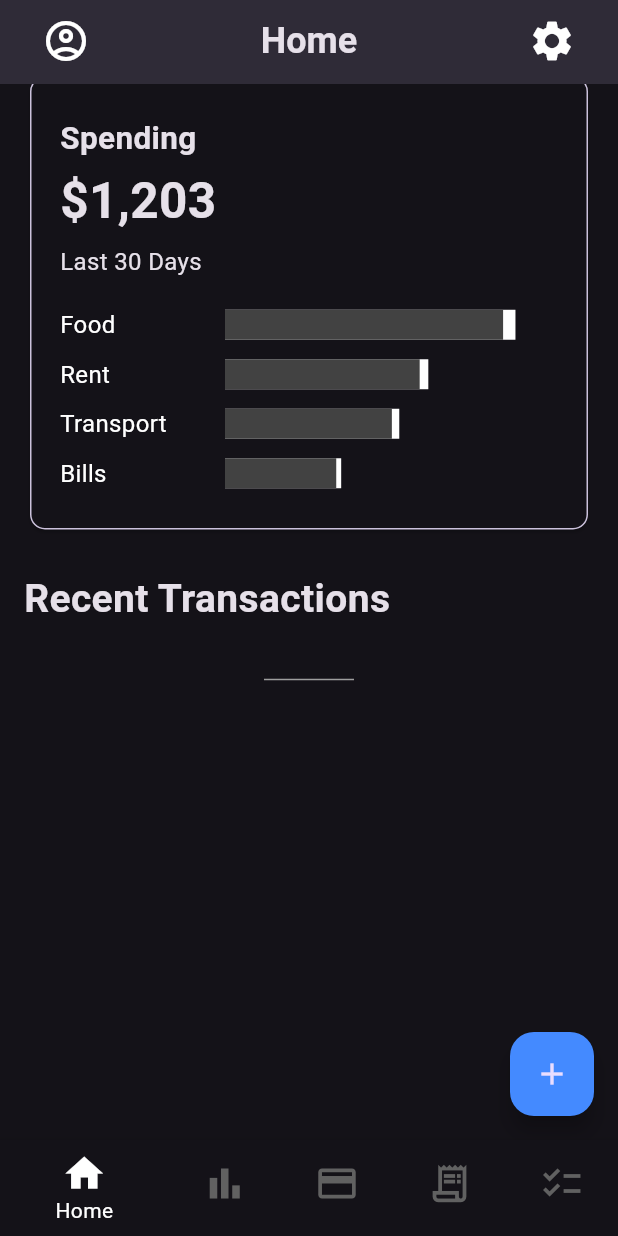
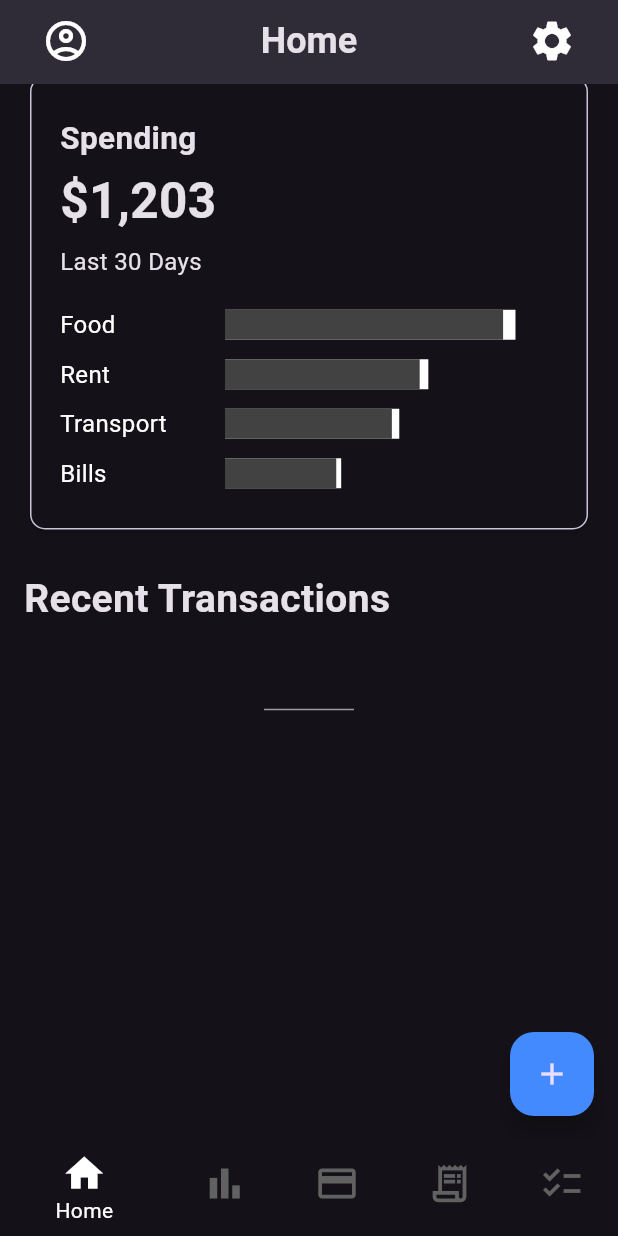
Before and after one commit to omarhelmy2004/saving_app, a Flutter app: the screen it shows after launch, scrolled down 430 dp, on a phone screen of 412 x 824 dp. Run offline on Flutter 3.47's test engine with Material 3 defaults, Android fonts, the phone set to English and light mode, and no system bars; our stand-ins replace bloc, fl_chart, flutter_bloc, hive, hive_flutter, toggle_switch; accounts and stored records are empty.

Commit message:
transaction view done

```diff
--- a/lib/widgets/transactions_widget.dart
+++ b/lib/widgets/transactions_widget.dart
@@ -5,6 +5,7 @@ import 'package:saving_app/cubits/get_transaction_cubit/get_transaction_state.da
 import 'package:saving_app/models/transaction_model.dart';
 import 'package:saving_app/widgets/custom_row_with_text_and_label.dart';
 import 'package:saving_app/widgets/empty_indicator.dart';
+import 'package:saving_app/widgets/scroll_configuration.dart';
 
 class TransactionsWidget extends StatelessWidget {
   final int selectedIndex;
@@ -38,13 +39,16 @@ class TransactionsWidget extends StatelessWidget {
                 crossAxisAlignment: CrossAxisAlignment.center,
                 mainAxisAlignment: MainAxisAlignment.start,
                 children: [
-                  Center(child: EmptyIndicator()),
+                  Padding(
+                    padding: EdgeInsets.only(top: 20),
+                    child: EmptyIndicator()),
                 ],
               ),
             );
           }
 
-          return ListView.builder(
+          return CustomScrollConfiguration(
+            child: ListView.builder(
               itemCount: transactions.length,
               itemBuilder: (context, index) {
                 return CustomRowWithTextAndLabel(
@@ -53,6 +57,7 @@ class TransactionsWidget extends StatelessWidget {
                   textRight: '\$${transactions[index].amount}',
                 );
               },
+            ),
           );
         }
 
```
Also changed, not shown: lib/views/bottom_navigation_views.dart/transactions_view.dart (+11 -13 lines). Lines whose indentation alone changed are shown as unchanged.
